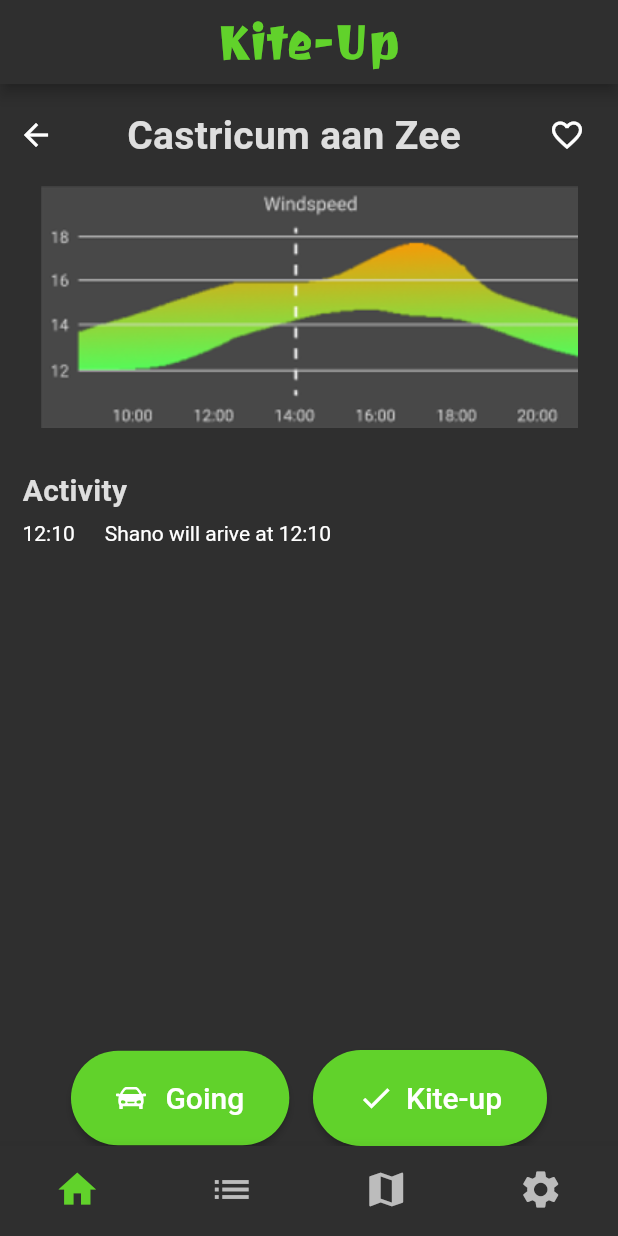
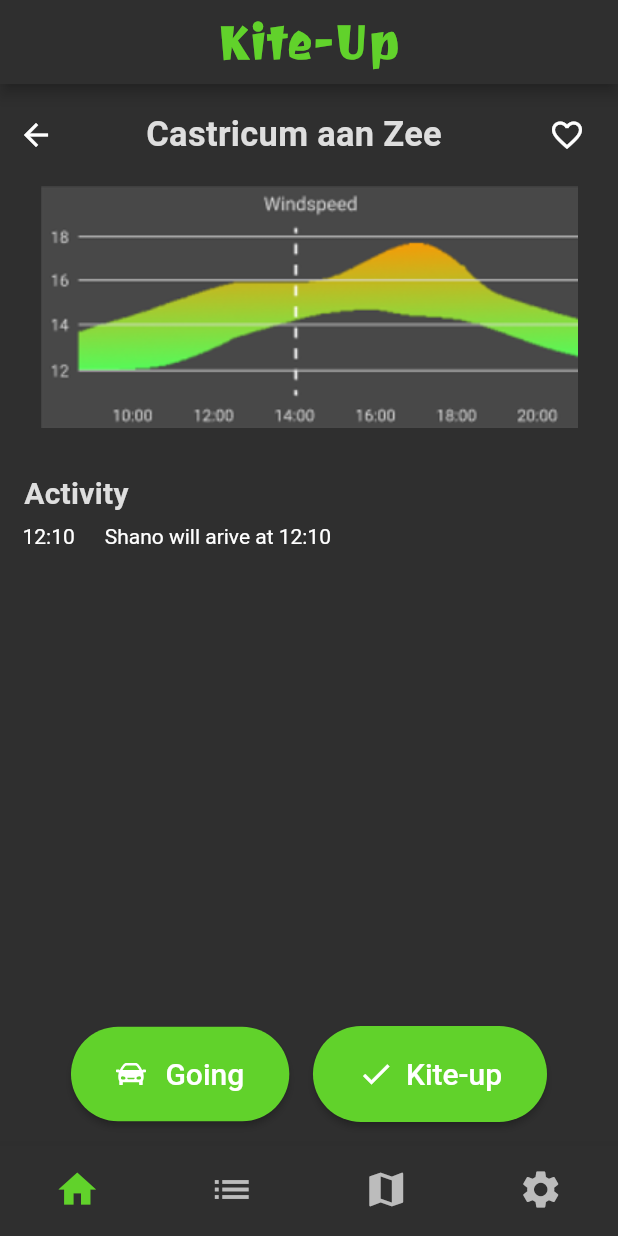
Before and after one commit to KevinBreurken/HvA-Project-MAD-Kite, a Flutter app: the screen it shows after launch, after a tap on an icon or button, on a phone screen of 412 x 824 dp. Run offline on Flutter 3.47's test engine with Material 2 defaults, Android fonts, the phone set to English and light mode, and no system bars; our stand-ins replace flutter_rating_bar, flutter_svg, shared_preferences, stop_watch_timer.

Commit message:
Changes to styling to fit smaller screens

```diff
--- a/lib/page/location_info_place.dart
+++ b/lib/page/location_info_place.dart
@@ -82,7 +82,7 @@ class _LocationInfoPageState extends State<KiteupLocationPage> {
         appBar: null,
         body: Scaffold(
           backgroundColor: DARK_BACKGROUND_PRIMARY,
-          body: Column(children: [
+          body: Container(margin: const EdgeInsetsDirectional.fromSTEB(0, 0, 0, 16), child:Column(children: [
             Row(
               mainAxisAlignment: MainAxisAlignment.spaceBetween,
               children: [
@@ -126,7 +126,7 @@ class _LocationInfoPageState extends State<KiteupLocationPage> {
             Align(
                 alignment: Alignment.centerLeft,
                 child: Container(
-                    margin: const EdgeInsetsDirectional.fromSTEB(15, 30, 0, 0),
+                    margin: const EdgeInsetsDirectional.fromSTEB(16, 32, 0, 0),
                     child: Text("Activity",
                         style: Theme.of(context).textTheme.titleLarge))),
             Expanded(
@@ -236,7 +236,7 @@ class _LocationInfoPageState extends State<KiteupLocationPage> {
               ],
             ),
           ]),
-        ));
+        )));
   }
 
   fetchEvents(Location location) {
--- a/lib/page/map_page.dart
+++ b/lib/page/map_page.dart
@@ -4,5 +4,5 @@ class MapPage extends StatelessWidget {
   @override
   Widget build(BuildContext context) => const Scaffold(
       appBar: null,
-      body: Center(child: Text('List', style: TextStyle(fontSize: 60))));
+      body: Center(child: Text('', style: TextStyle(fontSize: 60))));
 }
--- a/lib/theme/custom_theme.dart
+++ b/lib/theme/custom_theme.dart
@@ -9,7 +9,7 @@ ThemeData customDarkTheme() {
     textTheme: darkTheme.textTheme.copyWith(
         headlineLarge: TextStyle(
             color: DARK_SECONDARY_TEXT,
-            fontSize: 26,
+            fontSize: 23,
             fontWeight: FontWeight.bold,
             fontFamily: 'Roboto',
             letterSpacing: 0.2),
--- a/lib/widgets/bottom_bar_travelling.dart
+++ b/lib/widgets/bottom_bar_travelling.dart
@@ -74,12 +74,14 @@ class _BottomBarTravellingState extends State<BottomBarTravelling> {
                                     children: [
                                       Text(
                                         notifier.plannedLocation!.locationName,
+                                        textAlign: TextAlign.left,
                                         style: TextStyle(
                                             color: DARK_PRIMARY_TEXT,
-                                            fontSize: 20),
+                                            fontSize: 16),
                                       ),
                                       Text(
                                         notifier.plannedLocation!.adres,
+                                        textAlign: TextAlign.left,
                                         style: TextStyle(
                                             color: DARK_SECONDARY_TEXT,
                                             fontSize: 14),
--- a/lib/widgets/modals/modal_cancel_data.dart
+++ b/lib/widgets/modals/modal_cancel_data.dart
@@ -2,8 +2,6 @@ final List<String> reasons = [
   'Not enough wind',
   'Too much wind',
   'Gusty wind',
-  'Waves too high',
-  'Current too strong',
   'Too quiet',
   'Too busy',
   'Other reason',
```
Also changed, not shown: lib/page/kiteup_status_page.dart (+4 -3 lines).
